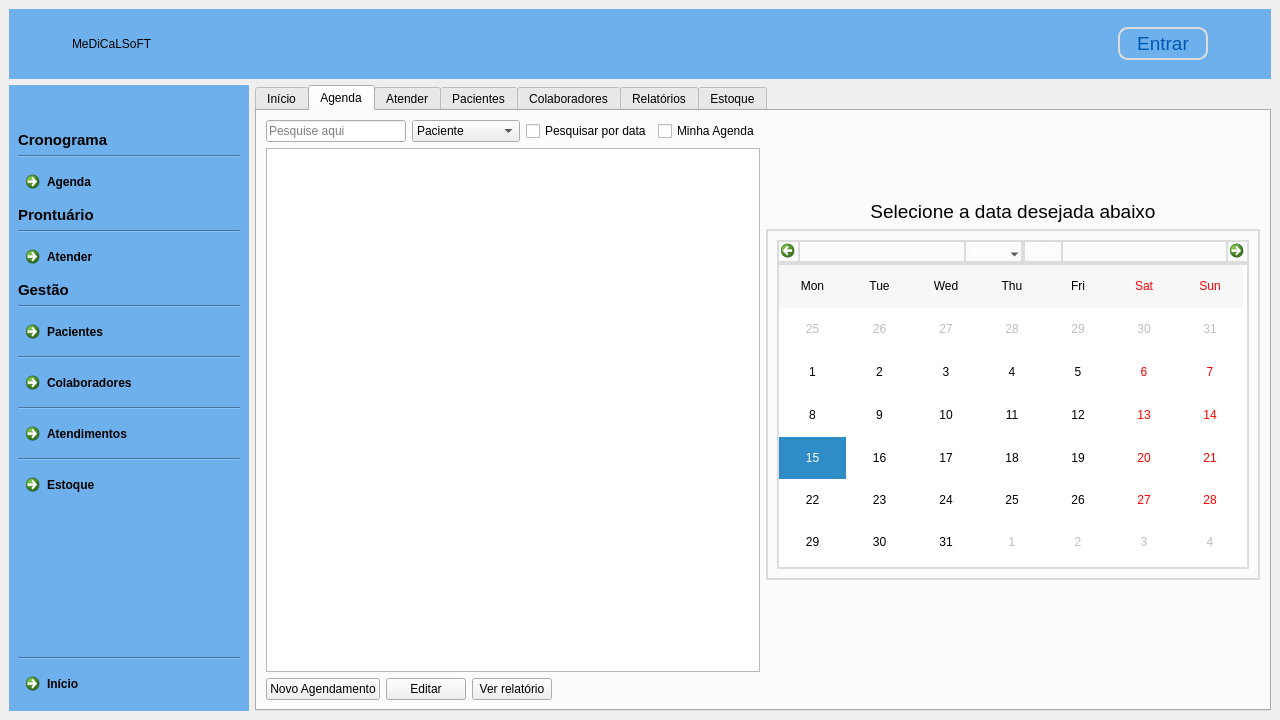
Before: the Qt Designer form clinica_cpp/mainwindow.ui in juander/Projeto_CPP, drawn with Qt 5.
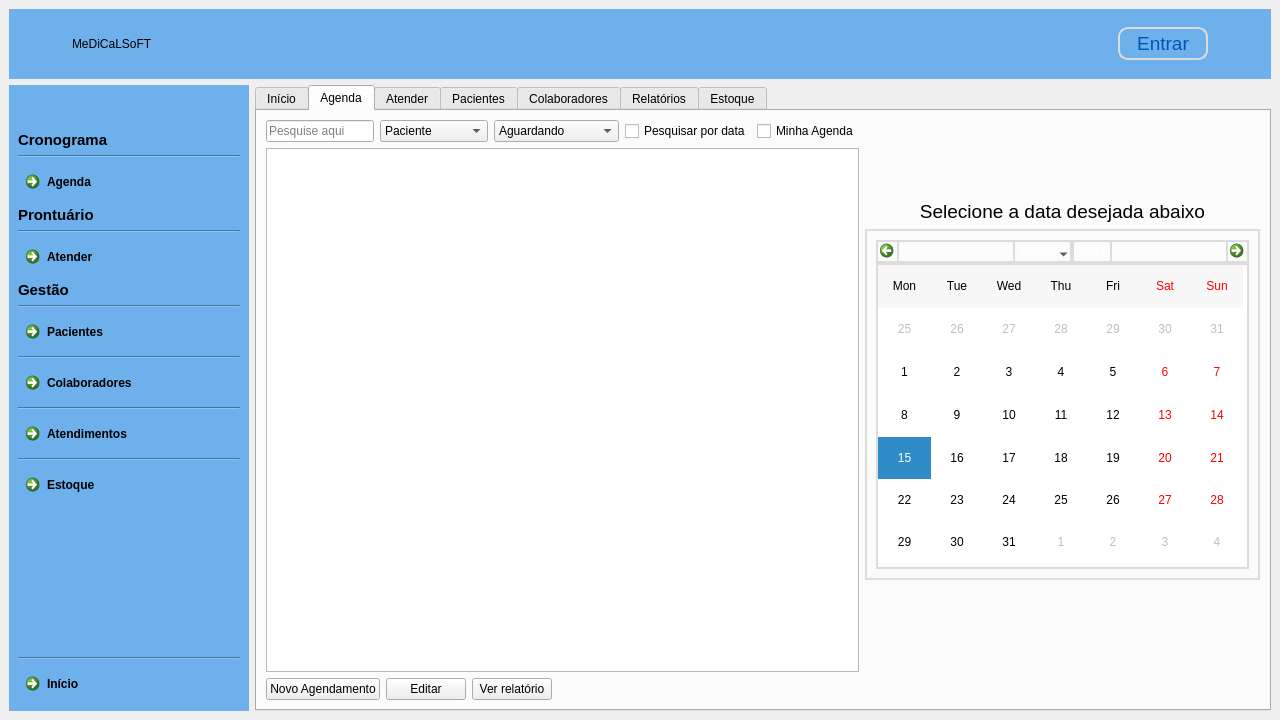
After: the same form once the commit is applied. The open tabs and pages were chosen to show the change. Icons and pictures are not drawn.

```diff
--- a/clinica_cpp/mainwindow.ui
+++ b/clinica_cpp/mainwindow.ui
@@ -2736,6 +2736,9 @@
                       <property name="enabled">
                        <bool>true</bool>
                       </property>
+                      <property name="sizeAdjustPolicy">
+                       <enum>QComboBox::SizeAdjustPolicy::AdjustToContents</enum>
+                      </property>
                       <item>
                        <property name="text">
                         <string>Paciente</string>
@@ -2753,6 +2756,28 @@
                       </item>
                      </widget>
                     </item>
+                    <item>
+                     <widget class="QComboBox" name="comboBoxStatusAgenda">
+                      <property name="sizeAdjustPolicy">
+                       <enum>QComboBox::SizeAdjustPolicy::AdjustToContents</enum>
+                      </property>
+                      <item>
+                       <property name="text">
+                        <string>Aguardando</string>
+                       </property>
+                      </item>
+                      <item>
+                       <property name="text">
+                        <string>Realizada</string>
+                       </property>
+                      </item>
+                      <item>
+                       <property name="text">
+                        <string>Paciente ausente</string>
+                       </property>
+                      </item>
+                     </widget>
+                    </item>
                     <item>
                      <widget class="QCheckBox" name="checkDataAgenda">
                       <property name="text">
```
Left out of the diff: 8 changed lines with no effect on the pictures.
